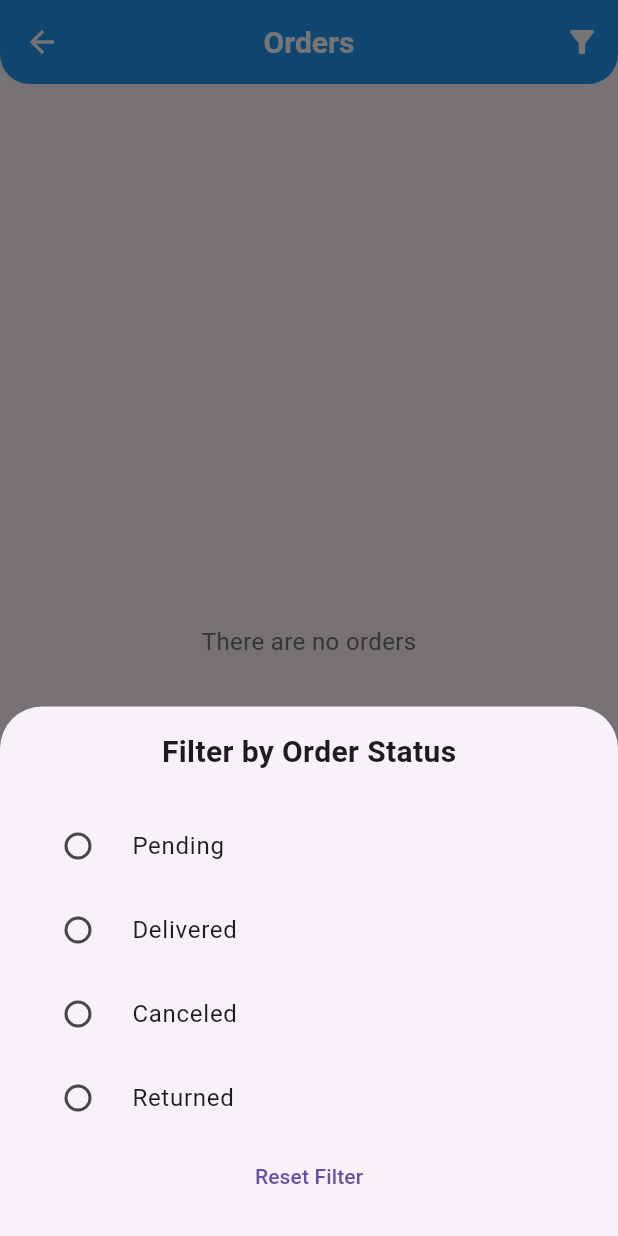
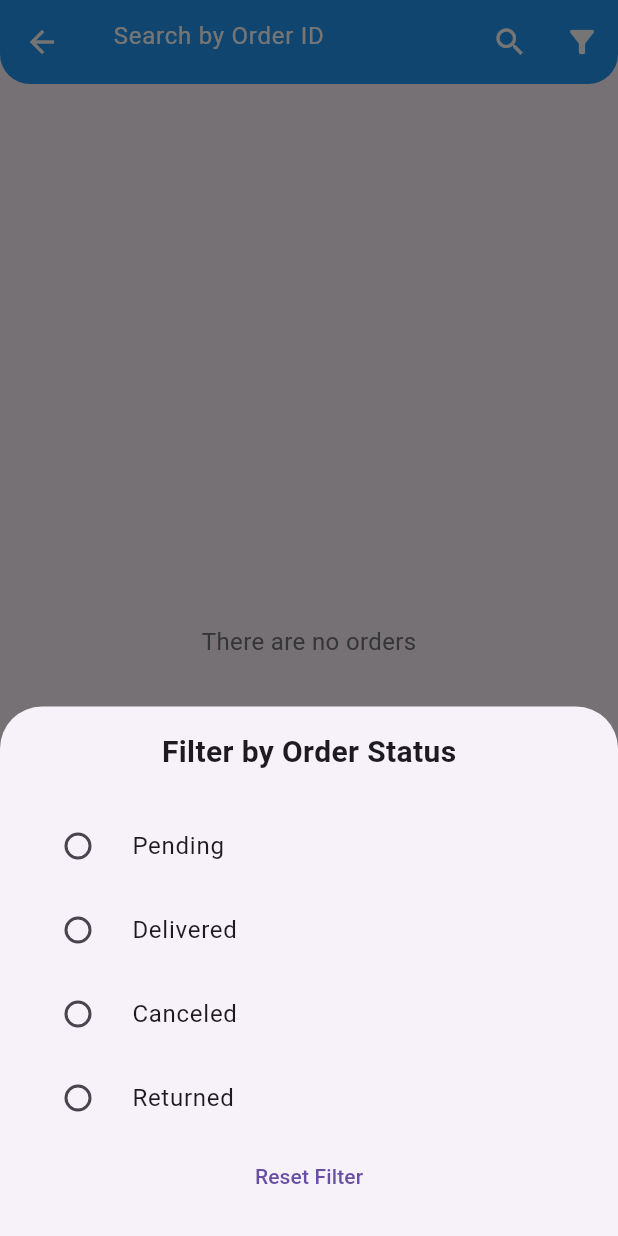
Before and after one commit to dkofficial24/sanitary_mart_admin, a Flutter app: the OrderDetailScreen screen opened directly with empty values, after a tap on the "filter alt" icon, on a phone screen of 412 x 824 dp. Run offline on Flutter 3.47's test engine with Material 3 defaults, Android fonts, the phone set to English and light mode, and no system bars; our stand-ins replace cached_network_image, cloud_firestore, equatable, firebase_analytics, firebase_auth, firebase_core and 15 more; missing offline and left inert: clipboard; accounts and stored records are empty.

Commit message:
- search order by phone or order id

```diff
--- a/lib/order/ui/order_detail_screen.dart
+++ b/lib/order/ui/order_detail_screen.dart
@@ -21,8 +21,8 @@ class OrderDetailScreen extends StatefulWidget {
 
 class _OrderDetailScreenState extends State<OrderDetailScreen> {
   OrderStatus? filterStatus;
-
   List<OrderModel> filteredOrders = [];
+  final TextEditingController _searchController = TextEditingController();
 
   @override
   void initState() {
@@ -31,6 +31,47 @@ class _OrderDetailScreenState extends State<OrderDetailScreen> {
     SchedulerBinding.instance.addPostFrameCallback((timeStamp) {
       Provider.of<OrderProvider>(context, listen: false).loadOrders();
     });
+
+    _searchController.addListener(_onSearchChanged);
+  }
+
+  @override
+  void dispose() {
+    _searchController.removeListener(_onSearchChanged);
+    _searchController.dispose();
+    super.dispose();
+  }
+
+  void _onSearchChanged() {
+    searchOrders(_searchController.text);
+  }
+
+  void searchOrders(String query) {
+    if (query.isEmpty) {
+      filteredOrders = widget.orders;
+    } else {
+      filteredOrders = widget.orders
+          .where((order) => order.orderId.contains(query))
+          .toList();
+    }
+    setState(() {});
+  }
+
+  void filterOrderByStatus(OrderStatus? orderStatus) {
+    if (orderStatus == null) {
+      resetFilter();
+      return;
+    }
+    filteredOrders = widget.orders
+        .where((order) => order.orderStatus == orderStatus)
+        .toList();
+    setState(() {});
+  }
+
+  void resetFilter() {
+    filterStatus = null;
+    filteredOrders = widget.orders;
+    setState(() {});
   }
 
   @override
@@ -39,8 +80,19 @@ class _OrderDetailScreenState extends State<OrderDetailScreen> {
       appBar: CustomAppBar(
         title: 'Orders',
         actions: [
-          Stack(
-            children: [
+          SizedBox(
+            width: MediaQuery.of(context).size.width*0.7,
+            child: TextField(
+              controller: _searchController,
+
+              decoration: const InputDecoration(
+                hintText: 'Search by Order ID',
+                suffixIcon: Icon(Icons.search,color: Colors.white,),
+                hintStyle: TextStyle(color: Colors.white),
+                border: InputBorder.none,
+              ),
+            ),
+          ),
           IconButton(
             onPressed: () {
               showModalBottomSheet(
@@ -49,7 +101,6 @@ class _OrderDetailScreenState extends State<OrderDetailScreen> {
                   return OrderFilterBottomSheet(
                         (orderStatus) {
                       filterStatus = orderStatus;
-
                       filterOrderByStatus(filterStatus);
                     },
                     selectedOrderStatus: filterStatus,
@@ -57,20 +108,8 @@ class _OrderDetailScreenState extends State<OrderDetailScreen> {
                 },
               );
             },
-                  icon: const Icon(Icons.filter_alt)),
-              if (filterStatus != null)
-                const Positioned(
-                  right: 12,
-                  child: Text(
-                    '.',
-                    style: TextStyle(
-                        color: Colors.red,
-                        fontWeight: FontWeight.bold,
-                        fontSize: 32),
+            icon: const Icon(Icons.filter_alt),
           ),
-                )
-            ],
-          )
         ],
       ),
       body: Consumer<OrderProvider>(
@@ -90,7 +129,8 @@ class _OrderDetailScreenState extends State<OrderDetailScreen> {
                   if (filterStatus != null)
                     TextButton(
                       onPressed: resetFilter,
-                        child: const Text('Reset Filter'))
+                      child: const Text('Reset Filter'),
+                    )
                 ],
               ),
             );
@@ -126,21 +166,4 @@ class _OrderDetailScreenState extends State<OrderDetailScreen> {
       ),
     );
   }
-
-  void filterOrderByStatus(OrderStatus? orderStatus) {
-    if (orderStatus == null) {
-      resetFilter();
-      return;
 }
-    filteredOrders = widget.orders
-        .where((element) => element.orderStatus == orderStatus)
-        .toList();
-    setState(() {});
-  }
-
-  void resetFilter() {
-    filterStatus = null;
-    filteredOrders = widget.orders;
-    setState(() {});
-  }
-}
```
Also changed, not shown: lib/order/provider/order_provider.dart (+25 -5 lines), lib/order/ui/order_screen.dart (+45 -12 lines). Lines whose indentation alone changed are shown as unchanged.
